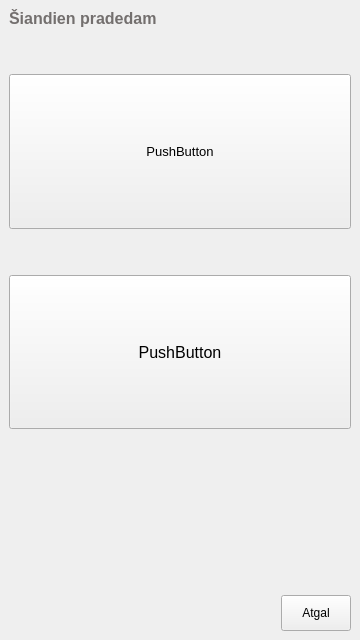
Above: nokia/AlausRadaras/feelinglucky.ui from vincnetas/alaus-radaras before the change. Below: the same form after it.
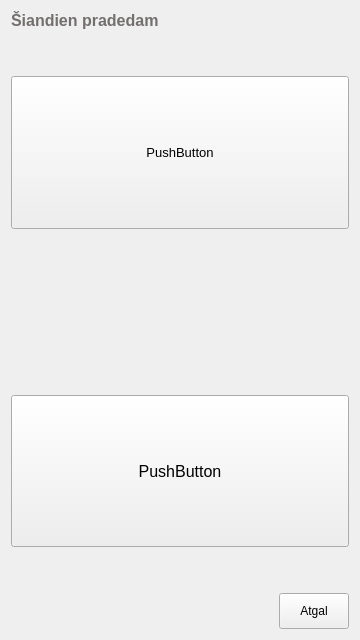
That is the form after the change. Icons and pictures are not drawn.

What changed in the file:
```diff
--- a/nokia/AlausRadaras/feelinglucky.ui
+++ b/nokia/AlausRadaras/feelinglucky.ui
@@ -1,7 +1,7 @@
 <?xml version="1.0" encoding="UTF-8"?>
 <ui version="4.0">
  <class>FeelingLucky</class>
- <widget class="QMainWindow" name="FeelingLucky">
+ <widget class="QWidget" name="FeelingLucky">
   <property name="geometry">
    <rect>
     <x>0</x>
@@ -13,7 +13,6 @@
   <property name="windowTitle">
    <string>MainWindow</string>
   </property>
-  <widget class="QWidget" name="centralwidget">
    <layout class="QVBoxLayout" name="verticalLayout">
     <item>
      <widget class="QLabel" name="txtLabel">
@@ -76,40 +75,6 @@
       </property>
      </widget>
     </item>
-    <item>
-     <spacer name="verticalSpacer_2">
-      <property name="orientation">
-       <enum>Qt::Vertical</enum>
-      </property>
-      <property name="sizeHint" stdset="0">
-       <size>
-        <width>20</width>
-        <height>40</height>
-       </size>
-      </property>
-     </spacer>
-    </item>
-    <item>
-     <widget class="QPushButton" name="btnPub">
-      <property name="sizePolicy">
-       <sizepolicy hsizetype="Minimum" vsizetype="Minimum">
-        <horstretch>0</horstretch>
-        <verstretch>6</verstretch>
-       </sizepolicy>
-      </property>
-      <property name="font">
-       <font>
-        <pointsize>12</pointsize>
-       </font>
-      </property>
-      <property name="styleSheet">
-       <string notr="true">border-image:url(:/images/lucky.png)</string>
-      </property>
-      <property name="text">
-       <string>PushButton</string>
-      </property>
-     </widget>
-    </item>
     <item>
      <spacer name="verticalSpacer">
       <property name="orientation">
@@ -126,6 +91,40 @@
       </property>
      </spacer>
     </item>
+   <item>
+    <widget class="QPushButton" name="btnPub">
+     <property name="sizePolicy">
+      <sizepolicy hsizetype="Minimum" vsizetype="Minimum">
+       <horstretch>0</horstretch>
+       <verstretch>6</verstretch>
+      </sizepolicy>
+     </property>
+     <property name="font">
+      <font>
+       <pointsize>12</pointsize>
+      </font>
+     </property>
+     <property name="styleSheet">
+      <string notr="true">border-image:url(:/images/lucky.png)</string>
+     </property>
+     <property name="text">
+      <string>PushButton</string>
+     </property>
+    </widget>
+   </item>
+   <item>
+    <spacer name="verticalSpacer_2">
+     <property name="orientation">
+      <enum>Qt::Vertical</enum>
+     </property>
+     <property name="sizeHint" stdset="0">
+      <size>
+       <width>20</width>
+       <height>40</height>
+      </size>
+     </property>
+    </spacer>
+   </item>
     <item>
      <layout class="QHBoxLayout" name="horizontalLayout">
       <item>
@@ -157,7 +156,6 @@
      </layout>
     </item>
    </layout>
-  </widget>
  </widget>
  <resources>
   <include location="Images.qrc"/>
```
Lines whose indentation alone changed are shown as unchanged.
